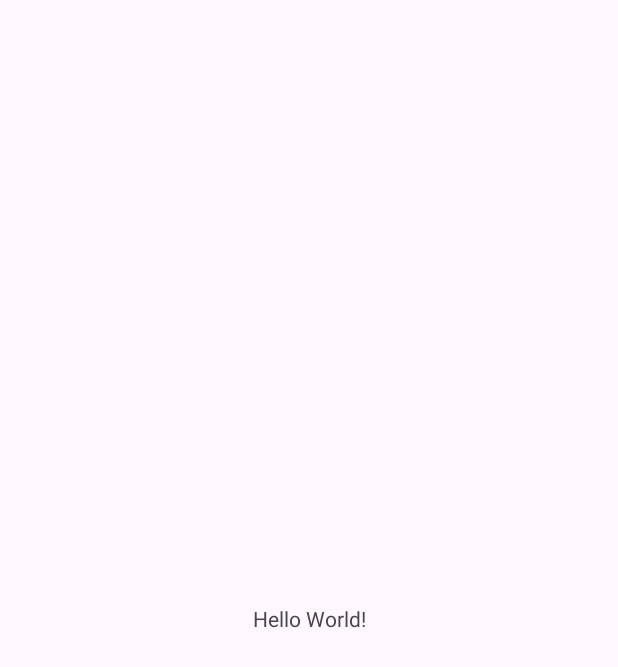
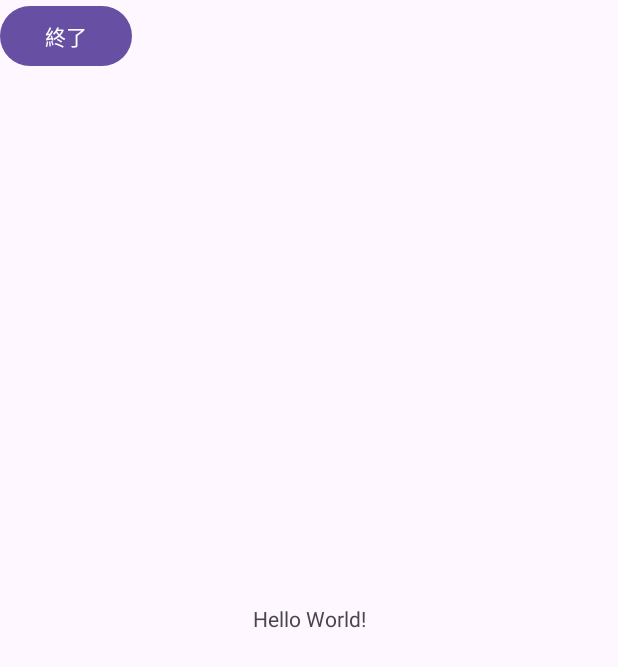
Before and after one commit to MiyakeTech/ProgPrac2-02, an Android app: the screen it shows after launch (MainActivity), on a phone screen of 412 x 824 dp. Before the commit the part shown is almost empty. Shown: the top 667 px of the screen. Run offline under Robolectric (Android 15) with nearby library versions, the phone set to English and light mode, and no system bars.

Commit message:
Added Finish Button

```diff
--- a/app/src/main/java/jp/ac/gifu_u/s/miyake_ren/myapplication/MainActivity.java
+++ b/app/src/main/java/jp/ac/gifu_u/s/miyake_ren/myapplication/MainActivity.java
@@ -1,24 +1,38 @@
 package jp.ac.gifu_u.s.miyake_ren.myapplication;
 
 import android.os.Bundle;
+import android.view.View;
 
 import androidx.activity.EdgeToEdge;
 import androidx.appcompat.app.AppCompatActivity;
 import androidx.core.graphics.Insets;
 import androidx.core.view.ViewCompat;
 import androidx.core.view.WindowInsetsCompat;
+import android.widget.*;
 
-public class MainActivity extends AppCompatActivity {
+
+public class MainActivity extends AppCompatActivity implements View.OnClickListener{
 
     @Override
     protected void onCreate(Bundle savedInstanceState) {
         super.onCreate(savedInstanceState);
         EdgeToEdge.enable(this);
         setContentView(R.layout.activity_main);
+
+        Button b = (Button) findViewById(R.id.button_finish1);
+        b.setOnClickListener(this);
+
         ViewCompat.setOnApplyWindowInsetsListener(findViewById(R.id.main), (v, insets) -> {
             Insets systemBars = insets.getInsets(WindowInsetsCompat.Type.systemBars());
             v.setPadding(systemBars.left, systemBars.top, systemBars.right, systemBars.bottom);
             return insets;
         });
     }
+
+    @Override
+    public void onClick(View v) {
+        Toast.makeText(this, "アプリを終了しました", Toast.LENGTH_SHORT).show();
+
+        finish();
+    }
 }
--- a/app/src/main/res/layout/activity_main.xml
+++ b/app/src/main/res/layout/activity_main.xml
@@ -16,4 +16,12 @@
         app:layout_constraintStart_toStartOf="parent"
         app:layout_constraintTop_toTopOf="parent" />
 
+    <Button
+        android:id="@+id/button_finish1"
+        android:layout_width="wrap_content"
+        android:layout_height="wrap_content"
+        android:text="終了"
+        tools:layout_editor_absoluteX="16dp"
+        tools:layout_editor_absoluteY="16dp" />
+
 </androidx.constraintlayout.widget.ConstraintLayout>
```
